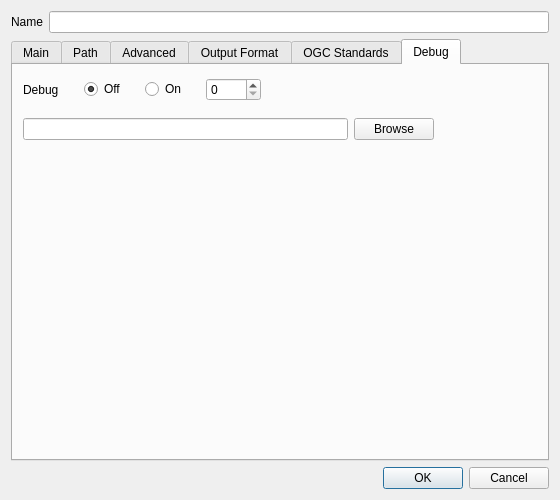
Qt form mapsettings.ui (QMapfileEditor/QMapfileEditor) before a commit.
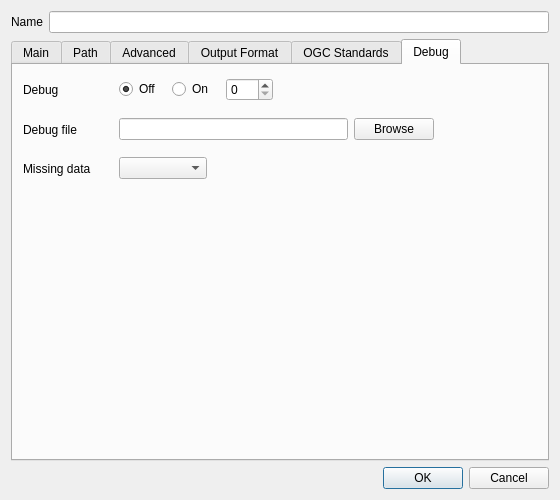
The same form after that commit. The open tabs and pages were chosen to show the change. Icons and pictures are not drawn.

Commit message: move on missing data parameter to debug tabs

```diff
--- a/mapsettings.ui
+++ b/mapsettings.ui
@@ -1058,18 +1058,17 @@
          </widget>
         </item>
         <item>
-         <layout class="QHBoxLayout" name="horizontalLayout_18">
-          <item>
-           <widget class="QLabel" name="mf_map_config_missingdata_label">
-            <property name="text">
-             <string>Missing data</string>
-            </property>
-           </widget>
-          </item>
-          <item>
-           <widget class="QComboBox" name="mf_map_config_missingdata"/>
-          </item>
-         </layout>
+         <spacer name="horizontalSpacer_8">
+          <property name="orientation">
+           <enum>Qt::Horizontal</enum>
+          </property>
+          <property name="sizeHint" stdset="0">
+           <size>
+            <width>40</width>
+            <height>20</height>
+           </size>
+          </property>
+         </spacer>
         </item>
        </layout>
       </widget>
@@ -1896,13 +1895,31 @@
         <rect>
          <x>10</x>
          <y>10</y>
-         <width>238</width>
+         <width>250</width>
          <height>29</height>
         </rect>
        </property>
        <layout class="QHBoxLayout" name="horizontalLayout_28">
         <item>
          <widget class="QLabel" name="mf_map_debug_label">
+          <property name="sizePolicy">
+           <sizepolicy hsizetype="Preferred" vsizetype="Preferred">
+            <horstretch>0</horstretch>
+            <verstretch>0</verstretch>
+           </sizepolicy>
+          </property>
+          <property name="minimumSize">
+           <size>
+            <width>90</width>
+            <height>0</height>
+           </size>
+          </property>
+          <property name="maximumSize">
+           <size>
+            <width>90</width>
+            <height>16777215</height>
+           </size>
+          </property>
           <property name="text">
            <string>Debug</string>
           </property>
@@ -1944,6 +1961,25 @@
         </rect>
        </property>
        <layout class="QHBoxLayout" name="horizontalLayout_29">
+        <item>
+         <widget class="QLabel" name="label_3">
+          <property name="minimumSize">
+           <size>
+            <width>90</width>
+            <height>0</height>
+           </size>
+          </property>
+          <property name="maximumSize">
+           <size>
+            <width>90</width>
+            <height>16777215</height>
+           </size>
+          </property>
+          <property name="text">
+           <string>Debug file</string>
+          </property>
+         </widget>
+        </item>
         <item>
          <widget class="QLineEdit" name="mf_map_config_errorFile"/>
         </item>
@@ -1956,6 +1992,40 @@
         </item>
        </layout>
       </widget>
+      <widget class="QWidget" name="layoutWidget">
+       <property name="geometry">
+        <rect>
+         <x>10</x>
+         <y>90</y>
+         <width>184</width>
+         <height>27</height>
+        </rect>
+       </property>
+       <layout class="QHBoxLayout" name="horizontalLayout_18">
+        <item>
+         <widget class="QLabel" name="mf_map_config_missingdata_label">
+          <property name="minimumSize">
+           <size>
+            <width>90</width>
+            <height>0</height>
+           </size>
+          </property>
+          <property name="maximumSize">
+           <size>
+            <width>90</width>
+            <height>16777215</height>
+           </size>
+          </property>
+          <property name="text">
+           <string>Missing data</string>
+          </property>
+         </widget>
+        </item>
+        <item>
+         <widget class="QComboBox" name="mf_map_config_missingdata"/>
+        </item>
+       </layout>
+      </widget>
      </widget>
     </widget>
    </item>
```
Left out of the diff: 50 changed lines with no effect on the pictures. The commit also changes 2 other files.
